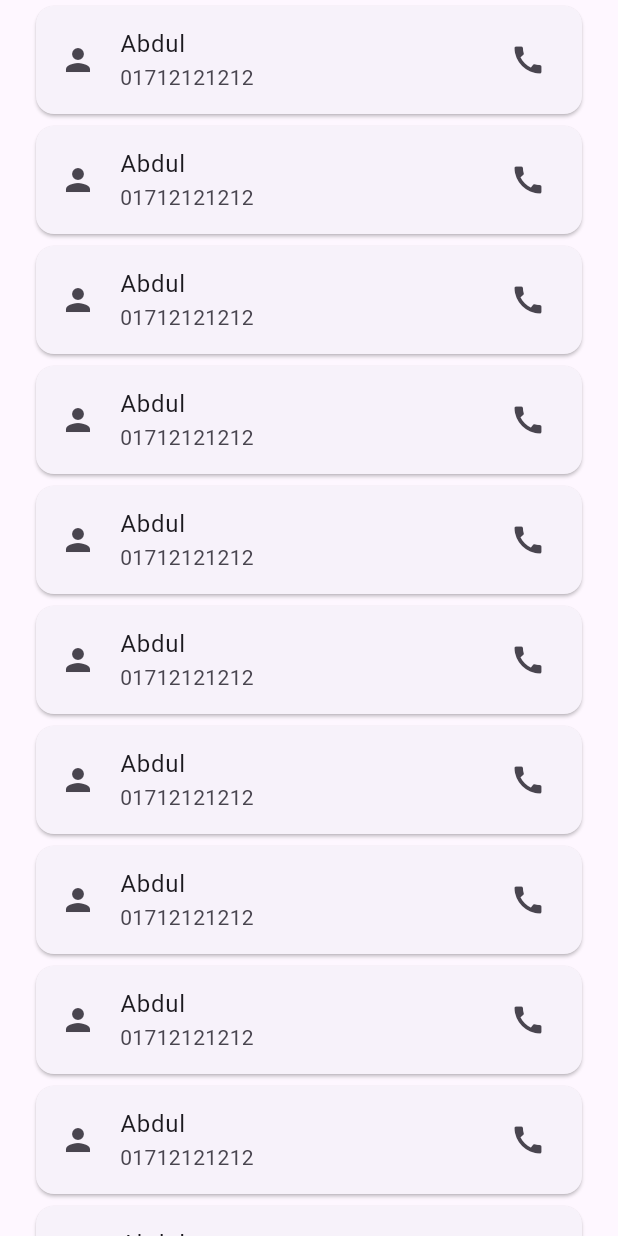
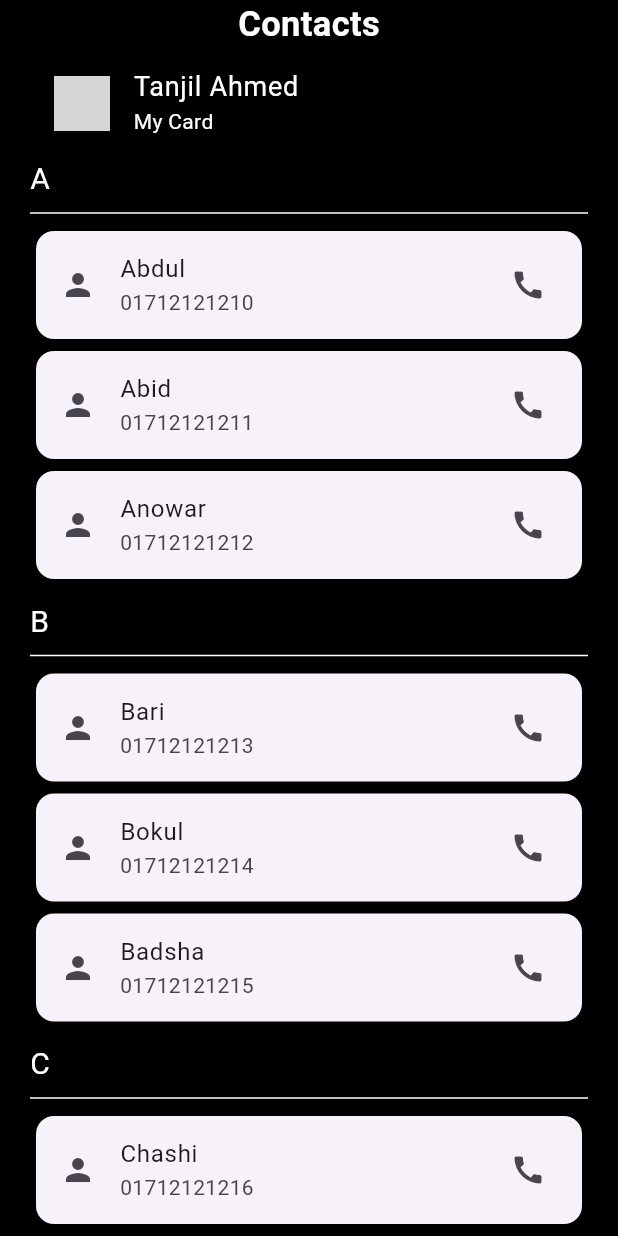
Before and after one commit to tanjil-dev/my_flutter_practice, a Flutter app: the MyListScrollView screen opened directly, on a phone screen of 412 x 824 dp. Run offline on Flutter 3.47's test engine with Material 3 defaults, Android fonts, the phone set to English and light mode, and no system bars; our stand-ins replace google_fonts; network calls fail; grey boxes are pictures that could not be loaded.

Commit message:
contacts page design

```diff
--- a/lib/main.dart
+++ b/lib/main.dart
@@ -17,7 +17,7 @@ class MyApp extends StatelessWidget{
   Widget build(BuildContext context) {
     return MaterialApp(
       debugShowCheckedModeBanner: false,
-      home: MyDynamicListView(),
+      home: MyListScrollView(),
     );
   }
 
--- a/lib/vertical_single_list_scroll_views.dart
+++ b/lib/vertical_single_list_scroll_views.dart
@@ -4,24 +4,38 @@ class MyListScrollView extends StatelessWidget {
   @override
   Widget build(BuildContext context) {
     return Scaffold(
+      backgroundColor: Colors.black,
       body: SafeArea(
         child: Padding(
           padding: const EdgeInsets.symmetric(horizontal: 20),
           child: ListView(
             physics: BouncingScrollPhysics(),
             children: [
-              Card(child: ListTile(leading: Icon(Icons.person), title: Text("Abdul",), subtitle: Text("01712121212"), trailing: Icon(Icons.call),)),
-              Card(child: ListTile(leading: Icon(Icons.person), title: Text("Abdul",), subtitle: Text("01712121212"), trailing: Icon(Icons.call),)),
-              Card(child: ListTile(leading: Icon(Icons.person), title: Text("Abdul",), subtitle: Text("01712121212"), trailing: Icon(Icons.call),)),
-              Card(child: ListTile(leading: Icon(Icons.person), title: Text("Abdul",), subtitle: Text("01712121212"), trailing: Icon(Icons.call),)),
-              Card(child: ListTile(leading: Icon(Icons.person), title: Text("Abdul",), subtitle: Text("01712121212"), trailing: Icon(Icons.call),)),
-              Card(child: ListTile(leading: Icon(Icons.person), title: Text("Abdul",), subtitle: Text("01712121212"), trailing: Icon(Icons.call),)),
-              Card(child: ListTile(leading: Icon(Icons.person), title: Text("Abdul",), subtitle: Text("01712121212"), trailing: Icon(Icons.call),)),
-              Card(child: ListTile(leading: Icon(Icons.person), title: Text("Abdul",), subtitle: Text("01712121212"), trailing: Icon(Icons.call),)),
-              Card(child: ListTile(leading: Icon(Icons.person), title: Text("Abdul",), subtitle: Text("01712121212"), trailing: Icon(Icons.call),)),
-              Card(child: ListTile(leading: Icon(Icons.person), title: Text("Abdul",), subtitle: Text("01712121212"), trailing: Icon(Icons.call),)),
-              Card(child: ListTile(leading: Icon(Icons.person), title: Text("Abdul",), subtitle: Text("01712121212"), trailing: Icon(Icons.call),)),
-              Card(child: ListTile(leading: Icon(Icons.person), title: Text("Abdul",), subtitle: Text("01712121212"), trailing: Icon(Icons.call),)),
+              Center(child: Text("Contacts", style: TextStyle(color: Colors.white,fontSize: 23, fontWeight: FontWeight.bold),),),
+              ListTile(leading: Image.network('https://avatars.githubusercontent.com/u/25488992?v=4', height: 37, width: 37,), title: Text("Tanjil Ahmed", style: TextStyle(color: Colors.white, fontSize: 18),), subtitle: Text("My Card", style: TextStyle(color: Colors.white),),),
+              Text("A", style: TextStyle(color: Colors.white, fontSize: 20),),
+              Divider(thickness: 1, color: Colors.white,),
+              Card(child: ListTile(leading: Icon(Icons.person), title: Text("Abdul",), subtitle: Text("01712121210"), trailing: Icon(Icons.call),)),
+              Card(child: ListTile(leading: Icon(Icons.person), title: Text("Abid",), subtitle: Text("01712121211"), trailing: Icon(Icons.call),)),
+              Card(child: ListTile(leading: Icon(Icons.person), title: Text("Anowar",), subtitle: Text("01712121212"), trailing: Icon(Icons.call),)),
+              SizedBox(height: 10,),
+              Text("B", style: TextStyle(color: Colors.white, fontSize: 20),),
+              Divider(thickness: 1, color: Colors.white,),
+              Card(child: ListTile(leading: Icon(Icons.person), title: Text("Bari",), subtitle: Text("01712121213"), trailing: Icon(Icons.call),)),
+              Card(child: ListTile(leading: Icon(Icons.person), title: Text("Bokul",), subtitle: Text("01712121214"), trailing: Icon(Icons.call),)),
+              Card(child: ListTile(leading: Icon(Icons.person), title: Text("Badsha",), subtitle: Text("01712121215"), trailing: Icon(Icons.call),)),
+              SizedBox(height: 10,),
+              Text("C", style: TextStyle(color: Colors.white, fontSize: 20,),),
+              Divider(thickness: 1, color: Colors.white,),
+              Card(child: ListTile(leading: Icon(Icons.person), title: Text("Chashi",), subtitle: Text("01712121216"), trailing: Icon(Icons.call),)),
+              Card(child: ListTile(leading: Icon(Icons.person), title: Text("Carol",), subtitle: Text("01712121217"), trailing: Icon(Icons.call),)),
+              Card(child: ListTile(leading: Icon(Icons.person), title: Text("Chetona",), subtitle: Text("01712121218"), trailing: Icon(Icons.call),)),
+              SizedBox(height: 10,),
+              Text("D", style: TextStyle(color: Colors.white, fontSize: 20,),),
+              Divider(thickness: 1, color: Colors.white,),
+              Card(child: ListTile(leading: Icon(Icons.person), title: Text("Dalim",), subtitle: Text("01712121219"), trailing: Icon(Icons.call),)),
+              Card(child: ListTile(leading: Icon(Icons.person), title: Text("Dilshan",), subtitle: Text("01712121220"), trailing: Icon(Icons.call),)),
+              Card(child: ListTile(leading: Icon(Icons.person), title: Text("Dulal",), subtitle: Text("01712121221"), trailing: Icon(Icons.call),)),
             ]
           ),
         ),
```
